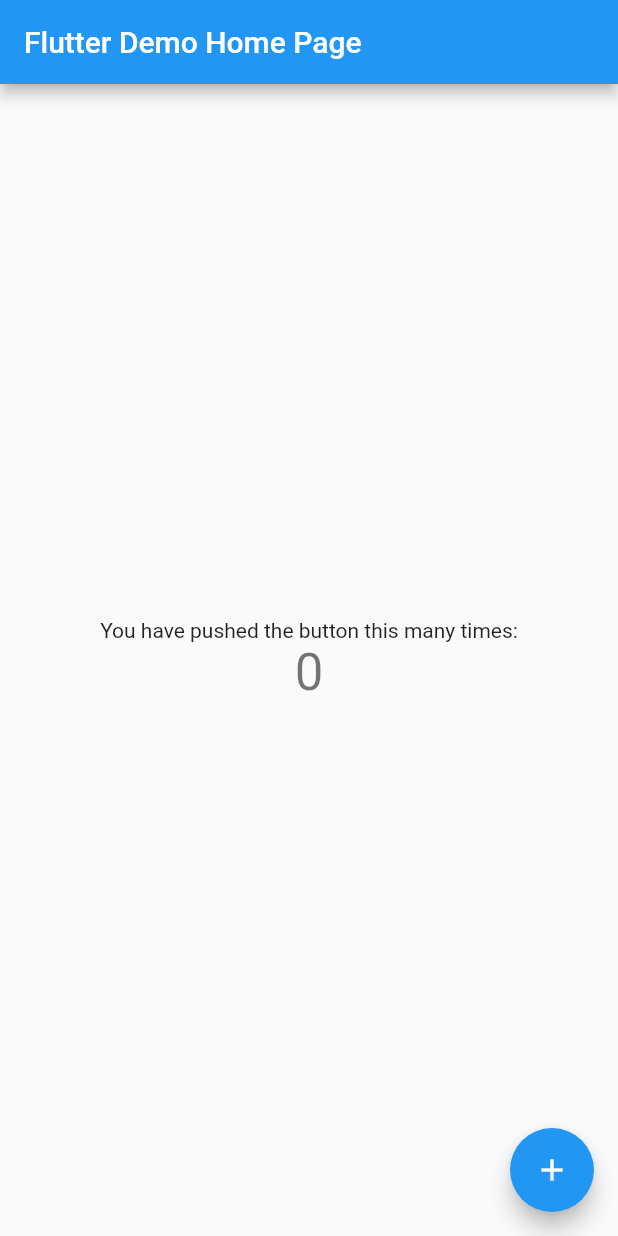
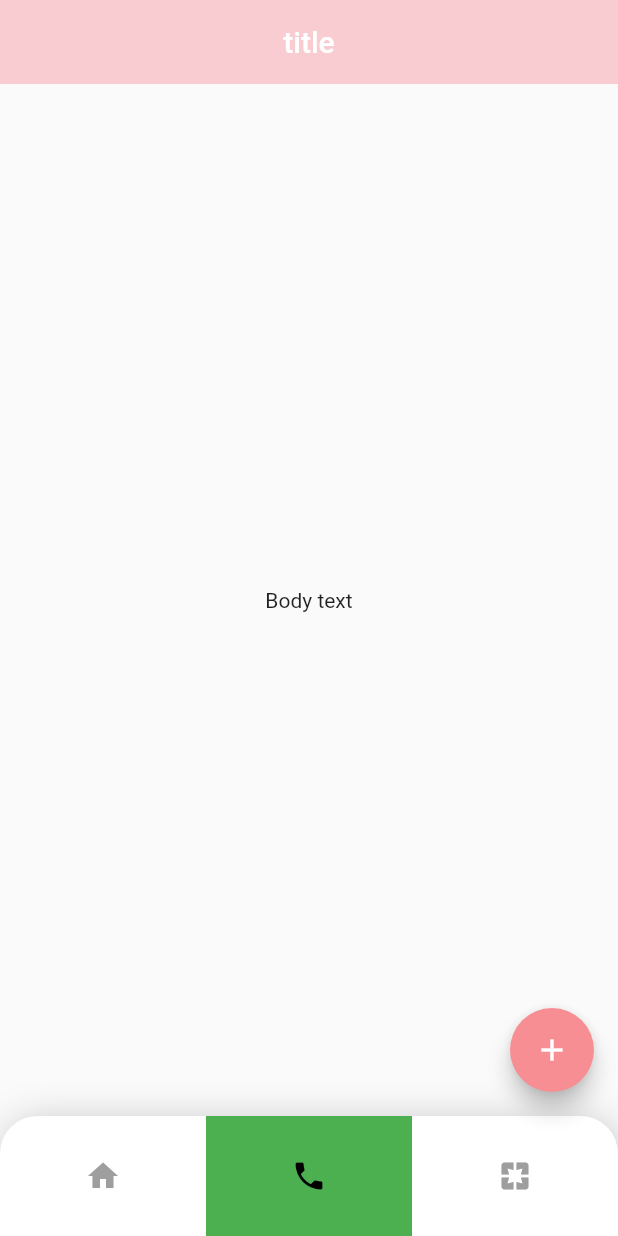
Before and after one commit to tan60/lingonote, a Flutter app: the screen it shows after launch, on a phone screen of 412 x 824 dp. Run offline on Flutter 3.47's test engine with Material 2 defaults, Android fonts, the phone set to English and light mode, and no system bars.

Commit message:
create bottom navigation item - still going

```diff
--- a/lib/main.dart
+++ b/lib/main.dart
@@ -1,115 +1,20 @@
 import 'package:flutter/material.dart';
+import 'package:lingonote/screen/home_screen.dart';
+import 'package:lingonote/themes/my_themes.dart';
 
 void main() {
-  runApp(const MyApp());
+  runApp(const App());
 }
 
-class MyApp extends StatelessWidget {
-  const MyApp({super.key});
+class App extends StatelessWidget {
+  const App({super.key});
 
-  // This widget is the root of your application.
   @override
   Widget build(BuildContext context) {
     return MaterialApp(
-      title: 'Flutter Demo',
-      theme: ThemeData(
-        // This is the theme of your application.
-        //
-        // Try running your application with "flutter run". You'll see the
-        // application has a blue toolbar. Then, without quitting the app, try
-        // changing the primarySwatch below to Colors.green and then invoke
-        // "hot reload" (press "r" in the console where you ran "flutter run",
-        // or simply save your changes to "hot reload" in a Flutter IDE).
-        // Notice that the counter didn't reset back to zero; the application
-        // is not restarted.
-        primarySwatch: Colors.blue,
-      ),
-      home: const MyHomePage(title: 'Flutter Demo Home Page'),
+      theme: MyThemes.lightTheme,
+      title: 'Welcome to Flutter',
+      home: const HomeScreen(),
     );
   }
 }
-
-class MyHomePage extends StatefulWidget {
-  const MyHomePage({super.key, required this.title});
-
-  // This widget is the home page of your application. It is stateful, meaning
-  // that it has a State object (defined below) that contains fields that affect
-  // how it looks.
-
-  // This class is the configuration for the state. It holds the values (in this
-  // case the title) provided by the parent (in this case the App widget) and
-  // used by the build method of the State. Fields in a Widget subclass are
-  // always marked "final".
-
-  final String title;
-
-  @override
-  State<MyHomePage> createState() => _MyHomePageState();
-}
-
-class _MyHomePageState extends State<MyHomePage> {
-  int _counter = 0;
-
-  void _incrementCounter() {
-    setState(() {
-      // This call to setState tells the Flutter framework that something has
-      // changed in this State, which causes it to rerun the build method below
-      // so that the display can reflect the updated values. If we changed
-      // _counter without calling setState(), then the build method would not be
-      // called again, and so nothing would appear to happen.
-      _counter++;
-    });
-  }
-
-  @override
-  Widget build(BuildContext context) {
-    // This method is rerun every time setState is called, for instance as done
-    // by the _incrementCounter method above.
-    //
-    // The Flutter framework has been optimized to make rerunning build methods
-    // fast, so that you can just rebuild anything that needs updating rather
-    // than having to individually change instances of widgets.
-    return Scaffold(
-      appBar: AppBar(
-        // Here we take the value from the MyHomePage object that was created by
-        // the App.build method, and use it to set our appbar title.
-        title: Text(widget.title),
-      ),
-      body: Center(
-        // Center is a layout widget. It takes a single child and positions it
-        // in the middle of the parent.
-        child: Column(
-          // Column is also a layout widget. It takes a list of children and
-          // arranges them vertically. By default, it sizes itself to fit its
-          // children horizontally, and tries to be as tall as its parent.
-          //
-          // Invoke "debug painting" (press "p" in the console, choose the
-          // "Toggle Debug Paint" action from the Flutter Inspector in Android
-          // Studio, or the "Toggle Debug Paint" command in Visual Studio Code)
-          // to see the wireframe for each widget.
-          //
-          // Column has various properties to control how it sizes itself and
-          // how it positions its children. Here we use mainAxisAlignment to
-          // center the children vertically; the main axis here is the vertical
-          // axis because Columns are vertical (the cross axis would be
-          // horizontal).
-          mainAxisAlignment: MainAxisAlignment.center,
-          children: <Widget>[
-            const Text(
-              'You have pushed the button this many times:',
-            ),
-            Text(
-              '$_counter',
-              style: Theme.of(context).textTheme.headlineMedium,
-            ),
-          ],
-        ),
-      ),
-      floatingActionButton: FloatingActionButton(
-        onPressed: _incrementCounter,
-        tooltip: 'Increment',
-        child: const Icon(Icons.add),
-      ), // This trailing comma makes auto-formatting nicer for build methods.
-    );
-  }
-}
--- /dev/null
+++ b/lib/screen/home_screen.dart
@@ -0,0 +1,101 @@
+import 'package:flutter/material.dart';
+
+class HomeScreen extends StatefulWidget {
+  const HomeScreen({super.key});
+
+  @override
+  State<HomeScreen> createState() => _HomeScreenState();
+}
+
+class _HomeScreenState extends State<HomeScreen> {
+  int _selectedItemIndex = 1;
+
+  static const TextStyle optionStyle =
+      TextStyle(fontSize: 30, fontWeight: FontWeight.bold);
+  static const List<Widget> _widgetOptions = <Widget>[
+    Text(
+      'Index 0: Home',
+      style: optionStyle,
+    ),
+    Text(
+      'Index 1: Business',
+      style: optionStyle,
+    ),
+    Text(
+      'Index 2: School',
+      style: optionStyle,
+    ),
+  ];
+
+  @override
+  Widget build(BuildContext context) {
+    return Scaffold(
+      appBar: AppBar(
+        title: const Text('title'),
+        centerTitle: true,
+      ),
+      body: const Center(
+        child: Text('Body text'),
+      ),
+      floatingActionButton: FloatingActionButton(
+        child: const Icon(Icons.add),
+        onPressed: () {},
+      ),
+      bottomNavigationBar: Stack(
+        children: [
+          Container(
+            height: 80,
+            decoration: BoxDecoration(
+              borderRadius: const BorderRadius.only(
+                topLeft: Radius.circular(25),
+                topRight: Radius.circular(25),
+              ),
+              boxShadow: [
+                BoxShadow(
+                  blurRadius: 20,
+                  offset: const Offset(2, 2),
+                  color: Colors.black.withOpacity(0.2),
+                ),
+              ],
+            ),
+          ),
+          Row(
+            children: <Widget>[
+              buildNavBarItem(
+                Icons.home,
+                0,
+              ),
+              buildNavBarItem(Icons.phone, 1),
+              buildNavBarItem(Icons.pages, 2),
+            ],
+          ),
+        ],
+      ),
+    );
+  }
+
+  Widget buildNavBarItem(IconData icon, int index) {
+    return GestureDetector(
+      onTap: () {
+        setState(() {
+          _selectedItemIndex = index;
+        });
+      },
+      child: Container(
+        height: 80,
+        width: MediaQuery.of(context).size.width / 3,
+        decoration: BoxDecoration(
+          borderRadius: BorderRadius.only(
+            topLeft: index == 0 ? const Radius.circular(25) : Radius.zero,
+            topRight: index == 2 ? const Radius.circular(25) : Radius.zero,
+          ),
+          color: _selectedItemIndex == index ? Colors.green : Colors.white,
+        ),
+        child: Icon(
+          icon,
+          color: _selectedItemIndex == index ? Colors.black : Colors.grey,
+        ),
+      ),
+    );
+  }
+}
--- /dev/null
+++ b/lib/themes/my_themes.dart
@@ -0,0 +1,50 @@
+import 'package:flutter/material.dart';
+
+enum MyThemeKeys { LIGHT, DARK }
+
+class MyThemes {
+  static final ThemeData lightTheme = ThemeData(
+    primaryColor: const Color(0xfff78e93),
+    appBarTheme: const AppBarTheme(
+      color: Color(0xfff8ccd1),
+      elevation: 0,
+    ),
+    textSelectionTheme: const TextSelectionThemeData(
+      selectionColor: Colors.grey,
+      cursorColor: Color(0xff171d49),
+      selectionHandleColor: Color(0xfff78e93),
+    ),
+    brightness: Brightness.light,
+    highlightColor: Colors.red,
+    floatingActionButtonTheme: const FloatingActionButtonThemeData(
+      backgroundColor: Color(0xfff78e93),
+      focusColor: Color(0xfff77777),
+      splashColor: Color(0xfff78e93),
+    ),
+    colorScheme: ColorScheme.fromSwatch()
+        .copyWith(secondary: Colors.white)
+        .copyWith(background: Colors.white),
+  );
+
+  static final ThemeData darkTheme = ThemeData(
+    primaryColor: Colors.grey,
+    brightness: Brightness.dark,
+    highlightColor: Colors.white,
+    textSelectionTheme:
+        const TextSelectionThemeData(selectionColor: Colors.grey),
+    colorScheme: ColorScheme.fromSwatch(
+      backgroundColor: Colors.black54,
+    ),
+  );
+
+  static ThemeData getThemeFromKey(MyThemeKeys themeKey) {
+    switch (themeKey) {
+      case MyThemeKeys.LIGHT:
+        return lightTheme;
+      case MyThemeKeys.DARK:
+        return darkTheme;
+      default:
+        return lightTheme;
+    }
+  }
+}
```
